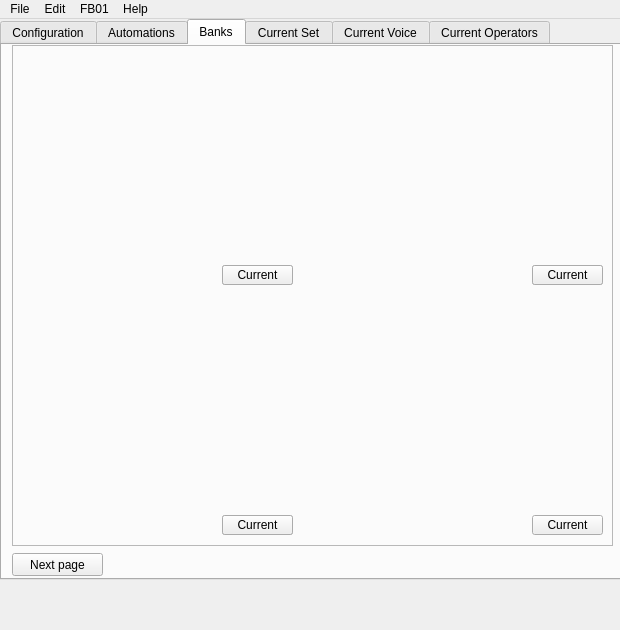
First picture: the form in interface/mainwindow.ui, repository LasDesu/fb01editor, before the edit.
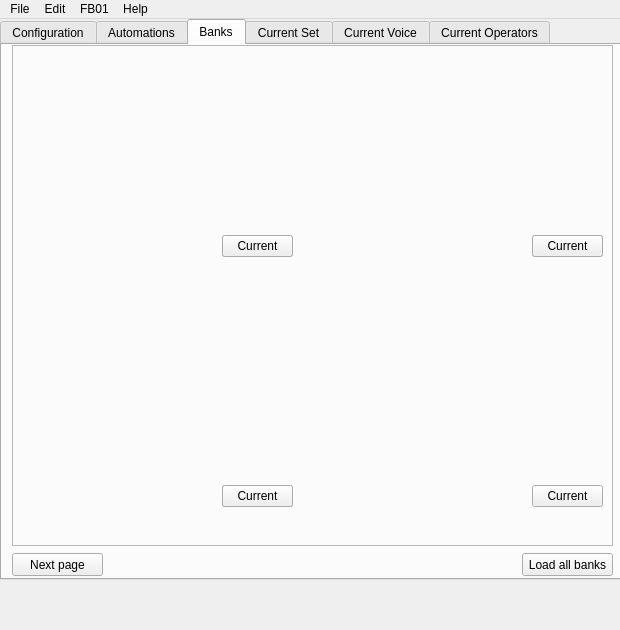
Second picture: the form after the edit. The open tabs and pages were chosen to show the change. Icons and pictures are not drawn. Custom widgets are drawn as their Qt base class.

Commit message: - First early version of the user manual - Copy/Paste/Exchange functionality - Adding new bank manager system - Cleaning some code

```diff
--- a/interface/mainwindow.ui
+++ b/interface/mainwindow.ui
@@ -475,9 +475,9 @@
         <property name="geometry">
          <rect>
           <x>210</x>
-          <y>210</y>
+          <y>180</y>
           <width>71</width>
-          <height>20</height>
+          <height>22</height>
          </rect>
         </property>
         <property name="toolTip">
@@ -504,9 +504,9 @@
         <property name="geometry">
          <rect>
           <x>210</x>
-          <y>210</y>
+          <y>180</y>
           <width>71</width>
-          <height>20</height>
+          <height>22</height>
          </rect>
         </property>
         <property name="toolTip">
@@ -533,9 +533,9 @@
         <property name="geometry">
          <rect>
           <x>210</x>
-          <y>210</y>
+          <y>180</y>
           <width>71</width>
-          <height>20</height>
+          <height>22</height>
          </rect>
         </property>
         <property name="toolTip">
@@ -565,9 +565,9 @@
         <property name="geometry">
          <rect>
           <x>210</x>
-          <y>210</y>
+          <y>180</y>
           <width>71</width>
-          <height>20</height>
+          <height>22</height>
          </rect>
         </property>
         <property name="toolTip">
@@ -610,9 +610,9 @@
         <property name="geometry">
          <rect>
           <x>210</x>
-          <y>210</y>
+          <y>180</y>
           <width>71</width>
-          <height>20</height>
+          <height>22</height>
          </rect>
         </property>
         <property name="toolTip">
@@ -639,9 +639,9 @@
         <property name="geometry">
          <rect>
           <x>210</x>
-          <y>210</y>
+          <y>180</y>
           <width>71</width>
-          <height>20</height>
+          <height>22</height>
          </rect>
         </property>
         <property name="toolTip">
@@ -668,9 +668,9 @@
         <property name="geometry">
          <rect>
           <x>210</x>
-          <y>210</y>
+          <y>180</y>
           <width>71</width>
-          <height>20</height>
+          <height>22</height>
          </rect>
         </property>
         <property name="toolTip">
@@ -701,6 +701,19 @@
        <string>Next page</string>
       </property>
      </widget>
+     <widget class="QPushButton" name="pshBut_loadBanks">
+      <property name="geometry">
+       <rect>
+        <x>520</x>
+        <y>508</y>
+        <width>91</width>
+        <height>23</height>
+       </rect>
+      </property>
+      <property name="text">
+       <string>Load all banks</string>
+      </property>
+     </widget>
     </widget>
     <widget class="QWidget" name="tab_set">
      <property name="toolTip">
```
Left out of the diff: 4 changed lines with no effect on the pictures. The commit also changes 34 other files.
